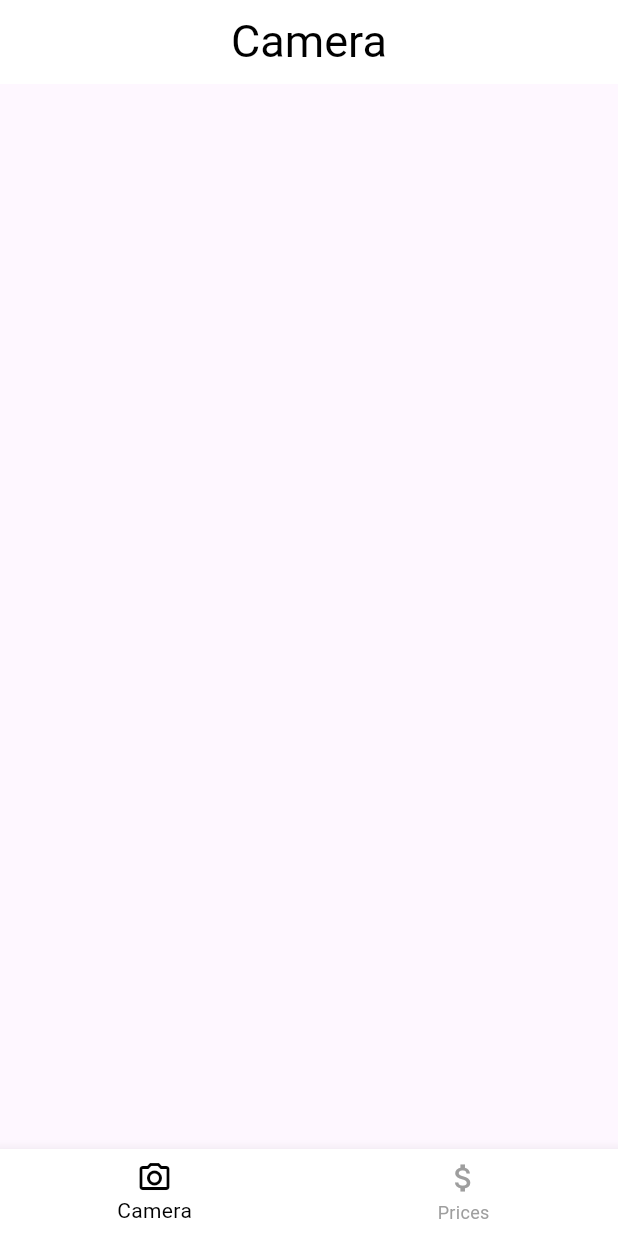
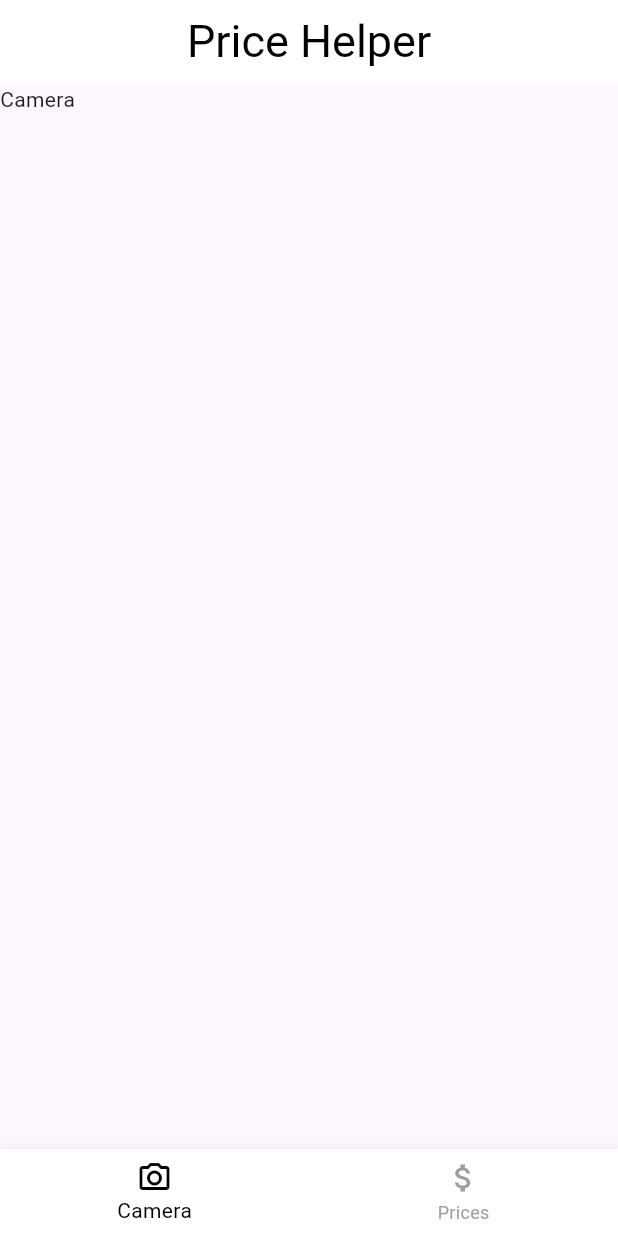
Before and after one commit to Polinaphlej02/price_tags, a Flutter app: the screen it shows after launch, on a phone screen of 412 x 824 dp. Run offline on Flutter 3.47's test engine with Material 3 defaults, Android fonts, the phone set to English and light mode, and no system bars.

Commit message:
Added switching between Camera and Prices

```diff
--- a/lib/main_screen/main_screen.dart
+++ b/lib/main_screen/main_screen.dart
@@ -1,4 +1,7 @@
 import 'package:flutter/material.dart';
+import 'package:price_tags/consts.dart';
+import 'package:price_tags/widgets/camera.dart';
+import 'package:price_tags/widgets/prices.dart';
 
 class MainScreen extends StatefulWidget {
   const MainScreen({super.key});
@@ -11,16 +14,22 @@ class _MainScreenState extends State<MainScreen> {
   int _selectedTab = 0;
 
   void onTab(int index) {
+    if (_selectedTab == index) return;
     setState(() {
       _selectedTab = index;
     });
   }
 
+  List<Widget> widgetsOpt = <Widget>[
+  CameraWidget(),
+  PricesWidget(),
+];
+
   @override
   Widget build(BuildContext context) {
     return  Scaffold(
       appBar: AppBar(
-        title: Text("Camera", style: TextStyle(color: Colors.black, fontSize: 30),),
+        title: Text("Price Helper", style: TextStyle(color: Colors.black, fontSize: 30),),
         backgroundColor: Colors.white,
         centerTitle: true,
         ),
@@ -38,6 +47,9 @@ class _MainScreenState extends State<MainScreen> {
             ],
             onTap: onTab,
         ),
+        body: Center(
+          child: widgetsOpt[_selectedTab],
+          ),
     );
   }
 }
--- a/lib/widgets/camera.dart
+++ b/lib/widgets/camera.dart
@@ -11,11 +11,7 @@ class __CameraWidgetStateState extends State<CameraWidget> {
   @override
   Widget build(BuildContext context) {
     return Scaffold(
-      appBar: AppBar(
-        title: Text("Camera", style: TextStyle(color: Colors.black, fontSize: 30),),
-        backgroundColor: Colors.white,
-        centerTitle: true,
-        ),
+      body: Text("Camera"),
     );
   }
 }
--- a/lib/widgets/prices.dart
+++ b/lib/widgets/prices.dart
@@ -11,11 +11,7 @@ class _PricesWidgetState extends State<PricesWidget> {
   @override
   Widget build(BuildContext context) {
     return Scaffold(
-      appBar: AppBar(
-        title: Text("Price tags", style: TextStyle(color: Colors.black, fontSize: 30),),
-        backgroundColor: Colors.white,
-        centerTitle: true,
-        ),
+        body: Text("Prices"),
     );
   }
 }
```
Also changed, not shown: lib/consts.dart (added).
